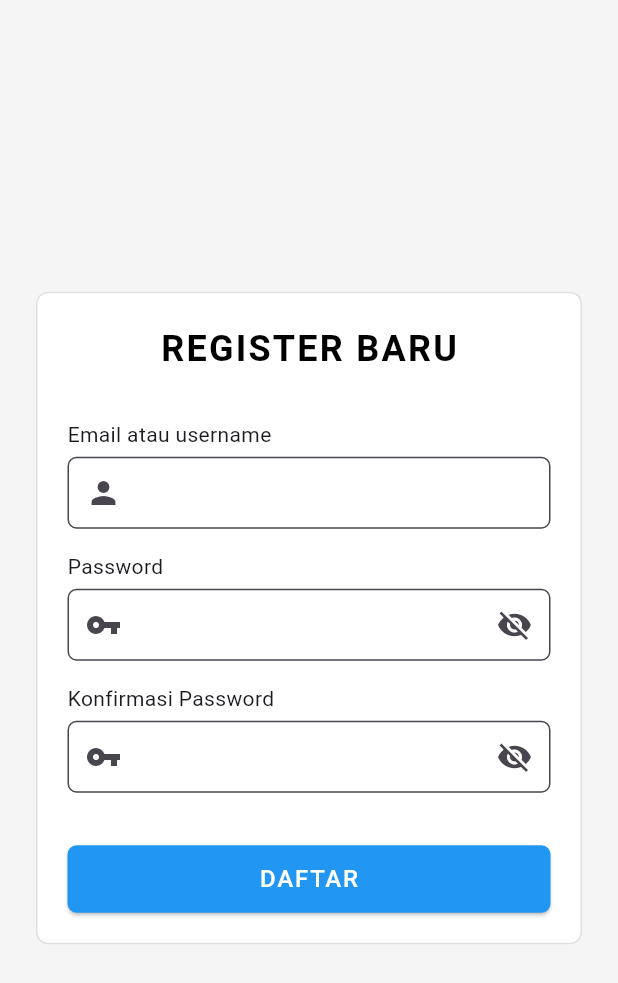
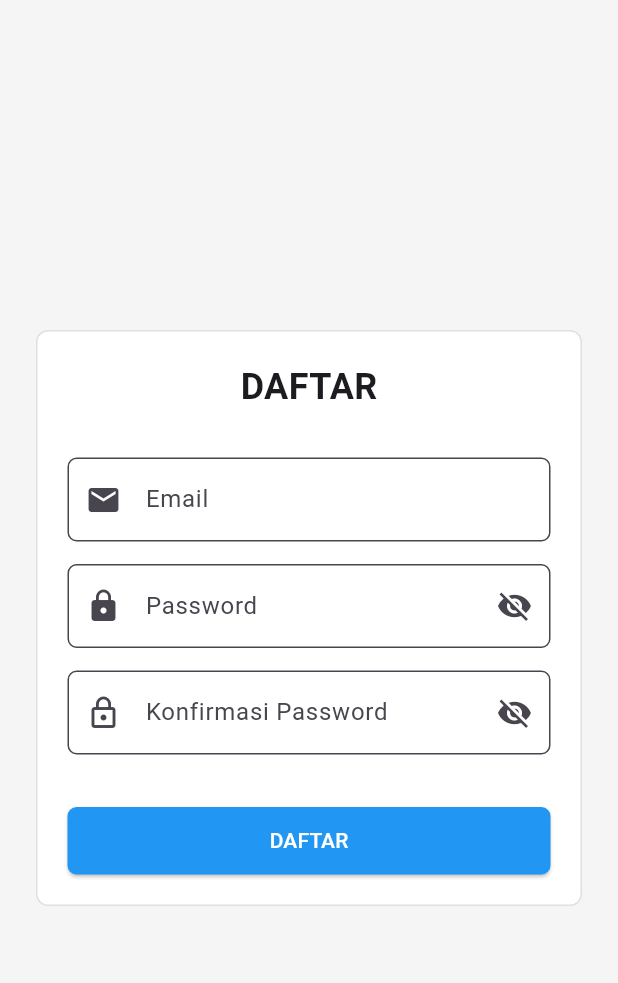
Before and after one commit to Falfall/kasirku, a Flutter app: the RegisterScreen screen opened directly, on a phone screen of 412 x 824 dp. Shown: the top 983 px of the screen. Run offline on Flutter 3.47's test engine with Material 3 defaults, Android fonts, the phone set to English and light mode, and no system bars; our stand-ins replace get, shared_preferences, supabase, supabase_flutter; accounts and stored records are empty.

Commit message:
update file

```diff
--- a/lib/register_screen.dart
+++ b/lib/register_screen.dart
@@ -1,5 +1,7 @@
 import 'package:flutter/material.dart';
+import 'package:kasirku/services/supabase_service.dart';
 import 'package:supabase_flutter/supabase_flutter.dart';
+import 'package:supabase/supabase.dart' show AuthException;
 
 class RegisterScreen extends StatefulWidget {
   const RegisterScreen({super.key});
@@ -10,120 +12,82 @@ class RegisterScreen extends StatefulWidget {
 
 class _RegisterScreenState extends State<RegisterScreen> {
   final _formKey = GlobalKey<FormState>();
-  final TextEditingController _emailController = TextEditingController();
-  final TextEditingController _passwordController = TextEditingController();
-  final TextEditingController _confirmPasswordController =
-      TextEditingController();
+  final _email = TextEditingController();
+  final _password = TextEditingController();
+  final _confirm = TextEditingController();
 
-  bool _obscurePassword = true;
-  bool _obscureConfirmPassword = true;
+  bool _obscurePass = true;
+  bool _obscureConfirm = true;
 
-  void _togglePasswordVisibility() {
-    setState(() {
-      _obscurePassword = !_obscurePassword;
-    });
-  }
+  void _togglePassword() => setState(() => _obscurePass = !_obscurePass);
+  void _toggleConfirm() => setState(() => _obscureConfirm = !_obscureConfirm);
 
-  void _toggleConfirmPasswordVisibility() {
-    setState(() {
-      _obscureConfirmPassword = !_obscureConfirmPassword;
-    });
-  }
+  Future<void> _register() async {
+    if (!_formKey.currentState!.validate()) return;
 
-  Future<void> _submitForm() async {
-    if (_formKey.currentState!.validate()) {
-      if (_passwordController.text != _confirmPasswordController.text) {
-        ScaffoldMessenger.of(
-          context,
-        ).showSnackBar(const SnackBar(content: Text('Password tidak cocok')));
+    if (_password.text != _confirm.text) {
+      _showMessage("Password tidak cocok");
       return;
     }
 
-      final email = _emailController.text.trim();
-      final password = _passwordController.text;
-
     try {
-        final response = await Supabase.instance.client.auth.signUp(
-          email: email,
-          password: password,
+      final response = await SupabaseService().signUp(
+        _email.text.trim(),
+        _password.text,
       );
-
       if (response.user != null) {
-          ScaffoldMessenger.of(
-            context,
-          ).showSnackBar(const SnackBar(content: Text('Registrasi berhasil')));
+        _showMessage("Registrasi berhasil! Cek email untuk verifikasi.");
         Navigator.pushReplacementNamed(context, '/login');
       } else {
-          ScaffoldMessenger.of(
-            context,
-          ).showSnackBar(const SnackBar(content: Text('Registrasi gagal')));
+        _showMessage("Registrasi gagal.");
       }
+    } on AuthException catch (e) {
+      _showMessage("Error: ${e.message}");
     } catch (e) {
-        ScaffoldMessenger.of(
-          context,
-        ).showSnackBar(SnackBar(content: Text('Error: $e')));
-      }
+      _showMessage("Terjadi kesalahan: $e");
     }
   }
 
-  Widget _buildInputField({
-    required String label,
-    required TextEditingController controller,
-    required IconData icon,
+  void _showMessage(String msg) {
+    ScaffoldMessenger.of(context).showSnackBar(SnackBar(content: Text(msg)));
+  }
+
+  Widget _buildInput(
+    String label,
+    TextEditingController controller,
+    IconData icon, {
     bool isPassword = false,
-    TextInputType inputType = TextInputType.text,
+    bool isConfirm = false,
   }) {
-    bool isConfirmPassword = controller == _confirmPasswordController;
-
     return Padding(
       padding: const EdgeInsets.only(bottom: 15),
-      child: Column(
-        crossAxisAlignment: CrossAxisAlignment.start,
-        children: [
-          Text(label),
-          const SizedBox(height: 5),
-          TextFormField(
+      child: TextFormField(
         controller: controller,
         obscureText:
-                isPassword
-                    ? (isConfirmPassword
-                        ? _obscureConfirmPassword
-                        : _obscurePassword)
-                    : false,
-            keyboardType: inputType,
-            validator:
-                (value) =>
-                    value == null || value.isEmpty ? 'Wajib diisi' : null,
+            isPassword ? (isConfirm ? _obscureConfirm : _obscurePass) : false,
+        validator: (value) {
+          if (value == null || value.isEmpty) return 'Wajib diisi';
+          if (!isPassword && !value.contains('@')) return 'Email tidak valid';
+          return null;
+        },
         decoration: InputDecoration(
+          labelText: label,
           prefixIcon: Icon(icon),
           suffixIcon:
               isPassword
                   ? IconButton(
                     icon: Icon(
-                          (isConfirmPassword
-                                  ? _obscureConfirmPassword
-                                  : _obscurePassword)
+                      (isConfirm ? _obscureConfirm : _obscurePass)
                           ? Icons.visibility_off
                           : Icons.visibility,
                     ),
-                        onPressed:
-                            isConfirmPassword
-                                ? _toggleConfirmPasswordVisibility
-                                : _togglePasswordVisibility,
+                    onPressed: isConfirm ? _toggleConfirm : _togglePassword,
                   )
                   : null,
+          border: OutlineInputBorder(borderRadius: BorderRadius.circular(6)),
           filled: true,
           fillColor: Colors.white,
-              contentPadding: const EdgeInsets.symmetric(
-                vertical: 12,
-                horizontal: 10,
         ),
-              border: OutlineInputBorder(
-                borderRadius: BorderRadius.circular(6),
-              ),
-            ),
-          ),
-        ],
       ),
     );
   }
@@ -148,38 +112,30 @@ class _RegisterScreenState extends State<RegisterScreen> {
               child: Column(
                 children: [
                   const Text(
-                    'REGISTER BARU',
-                    style: TextStyle(
-                      fontSize: 24,
-                      fontWeight: FontWeight.bold,
-                      letterSpacing: 1.5,
-                      color: Colors.black,
-                    ),
+                    'DAFTAR',
+                    style: TextStyle(fontSize: 24, fontWeight: FontWeight.bold),
                   ),
                   const SizedBox(height: 30),
-                  _buildInputField(
-                    label: 'Email atau username',
-                    controller: _emailController,
-                    icon: Icons.person,
-                  ),
-                  _buildInputField(
-                    label: 'Password',
-                    controller: _passwordController,
-                    icon: Icons.vpn_key,
+                  _buildInput('Email', _email, Icons.email),
+                  _buildInput(
+                    'Password',
+                    _password,
+                    Icons.lock,
                     isPassword: true,
                   ),
-                  _buildInputField(
-                    label: 'Konfirmasi Password',
-                    controller: _confirmPasswordController,
-                    icon: Icons.vpn_key,
+                  _buildInput(
+                    'Konfirmasi Password',
+                    _confirm,
+                    Icons.lock_outline,
                     isPassword: true,
+                    isConfirm: true,
                   ),
                   const SizedBox(height: 20),
                   SizedBox(
                     width: double.infinity,
                     height: 45,
                     child: ElevatedButton(
-                      onPressed: _submitForm,
+                      onPressed: _register,
                       style: ElevatedButton.styleFrom(
                         backgroundColor: Colors.blue,
                         shape: RoundedRectangleBorder(
@@ -188,11 +144,7 @@ class _RegisterScreenState extends State<RegisterScreen> {
                       ),
                       child: const Text(
                         'DAFTAR',
-                        style: TextStyle(
-                          fontSize: 16,
-                          color: Colors.white,
-                          letterSpacing: 1.2,
-                        ),
+                        style: TextStyle(color: Colors.white),
                       ),
                     ),
                   ),
--- /dev/null
+++ b/lib/services/supabase_service.dart
@@ -0,0 +1,28 @@
+import 'package:supabase_flutter/supabase_flutter.dart';
+
+class SupabaseService {
+  static final SupabaseService _instance = SupabaseService._internal();
+  factory SupabaseService() => _instance;
+  SupabaseService._internal();
+
+  final SupabaseClient client = Supabase.instance.client;
+
+  Future<AuthResponse> signUp(String email, String password) async {
+    final response = await client.auth.signUp(email: email, password: password);
+    return response;
+  }
+
+  Future<AuthResponse> signIn(String email, String password) async {
+    final response = await client.auth.signInWithPassword(
+      email: email,
+      password: password,
+    );
+    return response;
+  }
+
+  Future<void> signOut() async {
+    await client.auth.signOut();
+  }
+
+  User? get currentUser => client.auth.currentUser;
+}
```
Also changed, not shown: lib/login_screen.dart (+85 -136 lines), lib/main.dart (+21 -6 lines), lib/models/profil_model.dart (+4 -4 lines). Lines whose indentation alone changed are shown as unchanged.
